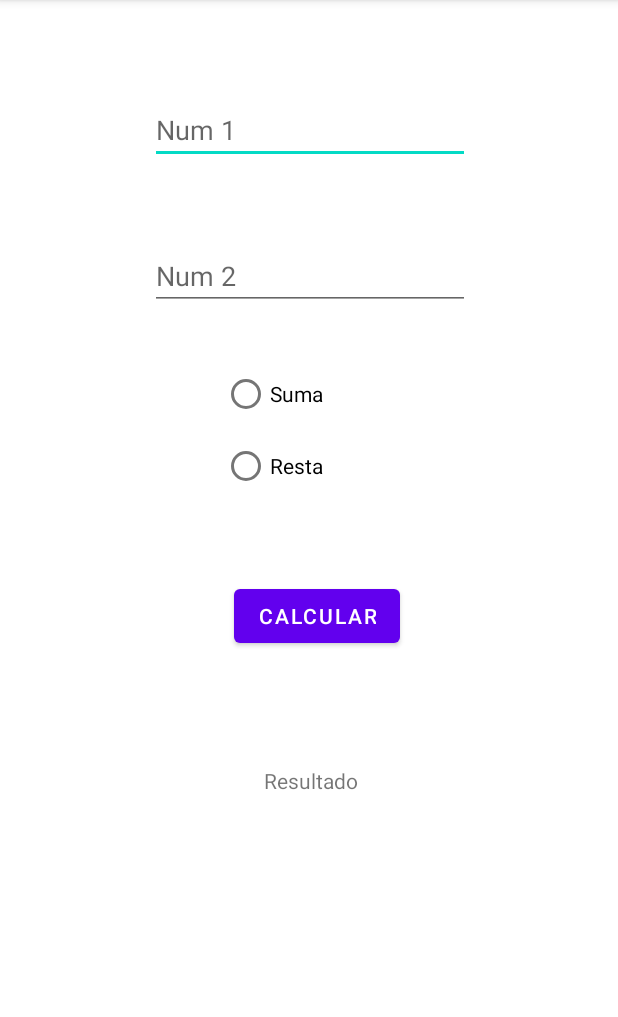
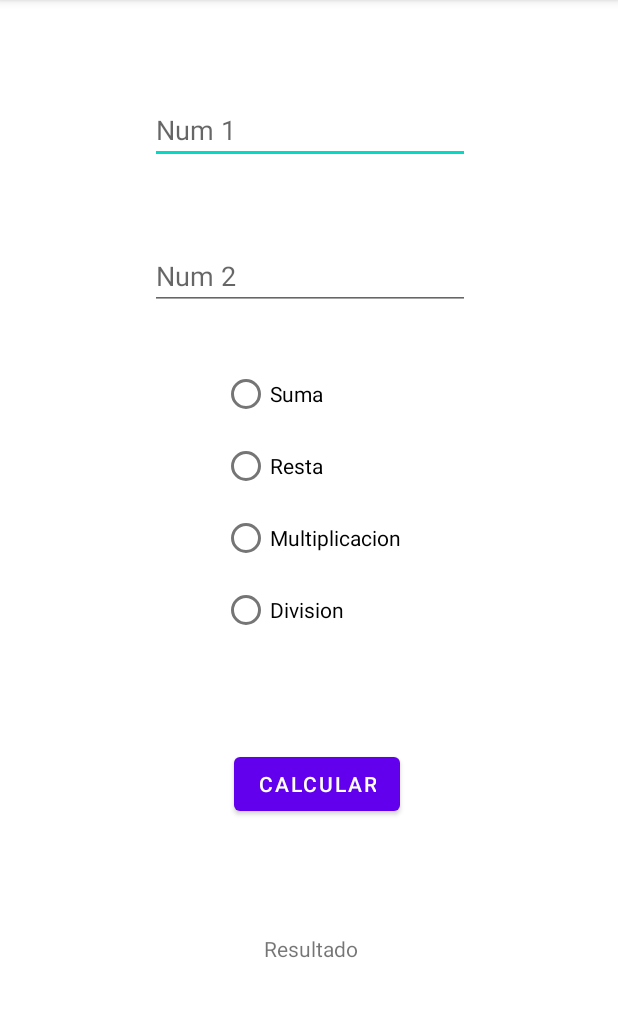
Before and after one commit to pablotardio/curso-android-GDE, an Android app: the RadioCalculator screen opened directly, with no data from a screen before it, on a phone screen of 412 x 824 dp, the part 84-1101 px from its top. Run offline under Robolectric (Android 15) with nearby library versions, the phone set to English and light mode, and no system bars.

Commit message:
Example 4: radio Button calculator with mul & div View Done

```diff
--- a/app/src/main/res/layout/activity_radio_calculator.xml
+++ b/app/src/main/res/layout/activity_radio_calculator.xml
@@ -32,8 +32,8 @@
 
     <RadioGroup
         android:id="@+id/radioGroup"
-        android:layout_width="wrap_content"
-        android:layout_height="wrap_content"
+        android:layout_width="190dp"
+        android:layout_height="208dp"
         android:layout_marginStart="148dp"
         android:layout_marginTop="32dp"
         app:layout_constraintStart_toStartOf="parent"
@@ -50,6 +50,18 @@
             android:layout_width="match_parent"
             android:layout_height="wrap_content"
             android:text="@string/string_radioButton_radioCalculator_resta" />
+
+        <RadioButton
+            android:id="@+id/radioButtonCalculatorMul"
+            android:layout_width="match_parent"
+            android:layout_height="wrap_content"
+            android:text="@string/string_radioButton_radioCalculator_mul" />
+
+        <RadioButton
+            android:id="@+id/radioButtonCalculatorDiv"
+            android:layout_width="match_parent"
+            android:layout_height="wrap_content"
+            android:text="@string/string_radioButton_radioCalculator_div" />
     </RadioGroup>
 
     <Button
--- a/app/src/main/res/values/strings.xml
+++ b/app/src/main/res/values/strings.xml
@@ -12,4 +12,6 @@
     <string name="string_radioButton_radioCalculator_suma">Suma</string>
     <string name="string_radioButton_radioCalculator_resta">Resta</string>
     <string name="string_textView_radioCalculator_result">Resultado</string>
+    <string name="string_radioButton_radioCalculator_mul">Multiplicacion</string>
+    <string name="string_radioButton_radioCalculator_div">Division</string>
 </resources>
```
